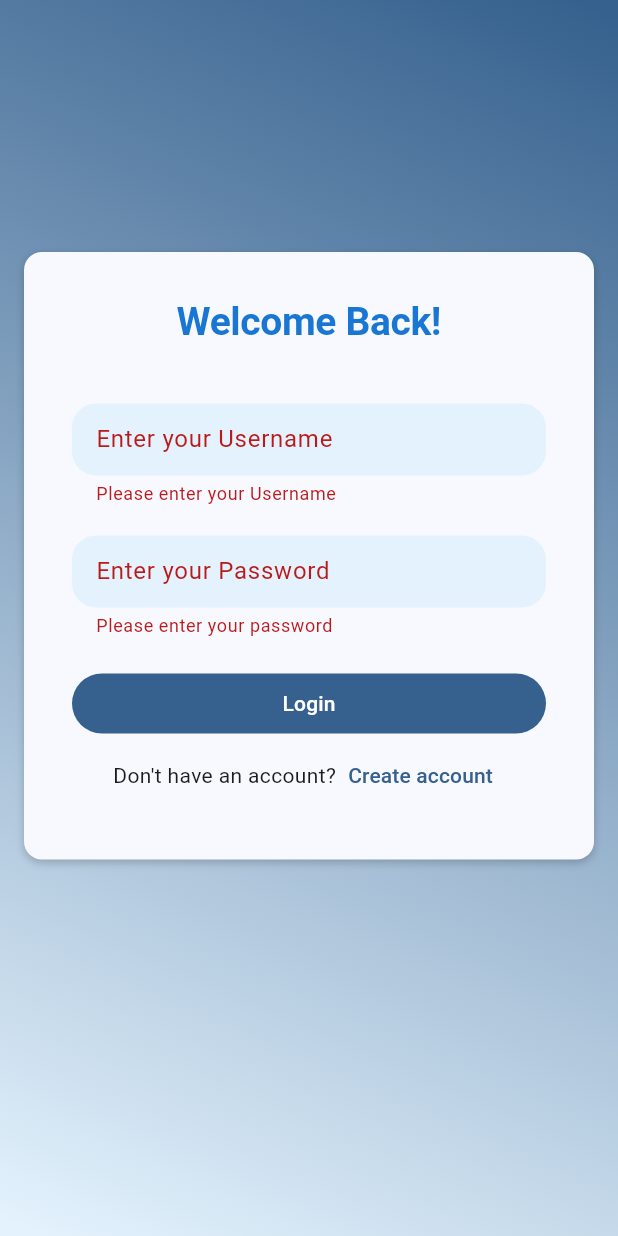
After one commit to AhmedBoda12/Pharmacy-Management-System-Flutter, a Flutter app: the screen it shows after launch, after a tap on "Login", on a phone screen of 412 x 824 dp. The commit adds this screen. Run offline on Flutter 3.47's test engine with Material 3 defaults, Android fonts, the phone set to English and light mode, and no system bars; our stand-ins replace stylish_bottom_bar; network calls fail.

Commit message:
login_page Ui

```diff
--- a/lib/main.dart
+++ b/lib/main.dart
@@ -27,17 +27,13 @@ class PharmacyApp extends StatelessWidget {
               fontWeight: FontWeight.bold,
               fontSize: 26,
               color: Theme.of(context).primaryColorDark),
-          bodyLarge: TextStyle(
-              fontWeight: FontWeight.bold,
-              fontSize: 22,
-              color: Theme.of(context).colorScheme.onBackground),
           titleLarge: TextStyle(
               fontWeight: FontWeight.bold,
               fontSize: 22,
               color: Theme.of(context).colorScheme.background),
         ),
       ),
-      home: const MainPage(),
+      home: const LoginPage(),
       routes: {
         LoginPage.routeName: (context) => const LoginPage(),
         SignupPage.routeName: (context) => const SignupPage(),
--- a/lib/views/pages/login_page.dart
+++ b/lib/views/pages/login_page.dart
@@ -1,3 +1,4 @@
+import 'package:faith_pharm/views/widgets/registeration_widgets/login_container.dart';
 import 'package:flutter/material.dart';
 
 class LoginPage extends StatelessWidget {
@@ -5,6 +6,52 @@ class LoginPage extends StatelessWidget {
   static const String routeName = 'LoginPage';
   @override
   Widget build(BuildContext context) {
-    return Container();
+    return Scaffold(
+      body: Row(
+        mainAxisSize: MainAxisSize.max,
+        children: [
+          Expanded(
+            flex: 6,
+            child: Container(
+              width: 100,
+              height: double.infinity,
+              decoration: BoxDecoration(
+                gradient: LinearGradient(
+                  colors: [
+                    Theme.of(context).colorScheme.primary,
+                    Theme.of(context).secondaryHeaderColor
+                  ],
+                  stops: const [0, 1],
+                  begin: const AlignmentDirectional(0.87, -1),
+                  end: const AlignmentDirectional(-0.87, 1),
+                ),
+              ),
+              alignment: const AlignmentDirectional(0, -1),
+              child: SingleChildScrollView(
+                child: Column(
+                  mainAxisSize: MainAxisSize.max,
+                  mainAxisAlignment: MainAxisAlignment.center,
+                  children: [
+                    Padding(
+                      padding:
+                          const EdgeInsetsDirectional.fromSTEB(0, 70, 0, 32),
+                      child: Container(
+                        width: 200,
+                        height: 50,
+                        decoration: BoxDecoration(
+                          borderRadius: BorderRadius.circular(16),
+                        ),
+                        alignment: const AlignmentDirectional(0, 0),
+                      ),
+                    ),
+                    const LoginContainer()
+                  ],
+                ),
+              ),
+            ),
+          ),
+        ],
+      ),
+    );
   }
 }
--- /dev/null
+++ b/lib/views/widgets/registeration_widgets/login_container.dart
@@ -0,0 +1,71 @@
+import 'package:faith_pharm/views/pages/signup_page.dart';
+import 'package:faith_pharm/views/widgets/registeration_widgets/login_form.dart';
+import 'package:flutter/material.dart';
+
+class LoginContainer extends StatelessWidget {
+  const LoginContainer({
+    super.key,
+  });
+
+  @override
+  Widget build(BuildContext context) {
+    return Padding(
+      padding: const EdgeInsets.all(16),
+      child: Container(
+        width: double.infinity,
+        constraints: const BoxConstraints(
+          maxWidth: 570,
+        ),
+        decoration: BoxDecoration(
+          color: Theme.of(context).colorScheme.background,
+          boxShadow: const [
+            BoxShadow(
+              blurRadius: 4,
+              color: Color(0x33000000),
+              offset: Offset(
+                0,
+                2,
+              ),
+            )
+          ],
+          borderRadius: BorderRadius.circular(12),
+        ),
+        child: Align(
+          alignment: const AlignmentDirectional(0, 0),
+          child: Padding(
+            padding: const EdgeInsets.all(32),
+            child: Column(
+              mainAxisSize: MainAxisSize.max,
+              crossAxisAlignment: CrossAxisAlignment.center,
+              children: [
+                Text(
+                  'Welcome Back!',
+                  style: Theme.of(context).textTheme.displayLarge,
+                ),
+                const SizedBox(
+                  height: 40,
+                ),
+                const LoginForm(),
+                Row(
+                  mainAxisAlignment: MainAxisAlignment.center,
+                  children: [
+                    const Text(
+                      'Don\'t have an account?',
+                    ),
+                    TextButton(
+                        style: TextButton.styleFrom(
+                          padding: const EdgeInsets.symmetric(horizontal: 8),
+                        ),
+                        onPressed: () =>
+                            Navigator.pushNamed(context, SignupPage.routeName),
+                        child: const Text('Create account'))
+                  ],
+                )
+              ],
+            ),
+          ),
+        ),
+      ),
+    );
+  }
+}
--- /dev/null
+++ b/lib/views/widgets/registeration_widgets/login_form.dart
@@ -0,0 +1,87 @@
+import 'package:flutter/material.dart';
+
+class LoginForm extends StatefulWidget {
+  const LoginForm({super.key});
+
+  @override
+  State<LoginForm> createState() => _LoginFormState();
+}
+
+class _LoginFormState extends State<LoginForm> {
+  final _formKey = GlobalKey<FormState>();
+  String? email;
+  String? password;
+  @override
+  Widget build(BuildContext context) {
+    return Form(
+      key: _formKey,
+      child: Column(
+        children: [
+          TextFormField(
+            validator: (value) {
+              if (value!.isEmpty) {
+                return 'Please enter your Username';
+              } else {
+                return null;
+              }
+            },
+            onSaved: (newValue) {
+              email = newValue;
+            },
+            decoration: InputDecoration(
+              labelText: 'Enter your Username',
+              isDense: true,
+              filled: true,
+              fillColor: Theme.of(context).secondaryHeaderColor,
+              hintText: 'Username',
+              border: const OutlineInputBorder(
+                  gapPadding: 4,
+                  borderSide: BorderSide.none,
+                  borderRadius: BorderRadius.all(Radius.circular(16))),
+            ),
+          ),
+          const SizedBox(
+            height: 20,
+          ),
+          TextFormField(
+            validator: (value) {
+              if (value!.isEmpty) {
+                return 'Please enter your password';
+              } else {
+                return null;
+              }
+            },
+            onSaved: (newValue) {
+              password = newValue;
+            },
+            decoration: InputDecoration(
+              labelText: 'Enter your Password',
+              isDense: true,
+              filled: true,
+              fillColor: Theme.of(context).secondaryHeaderColor,
+              hintText: 'Password',
+              border: const OutlineInputBorder(
+                  gapPadding: 4,
+                  borderSide: BorderSide.none,
+                  borderRadius: BorderRadius.all(Radius.circular(16))),
+            ),
+          ),
+          const SizedBox(
+            height: 20,
+          ),
+          SizedBox(
+            width: double.infinity,
+            child: FilledButton(
+              onPressed: () {
+                if (_formKey.currentState!.validate()) {
+                  _formKey.currentState!.save();
+                }
+              },
+              child: const Text('Login'),
+            ),
+          ),
+        ],
+      ),
+    );
+  }
+}
```
